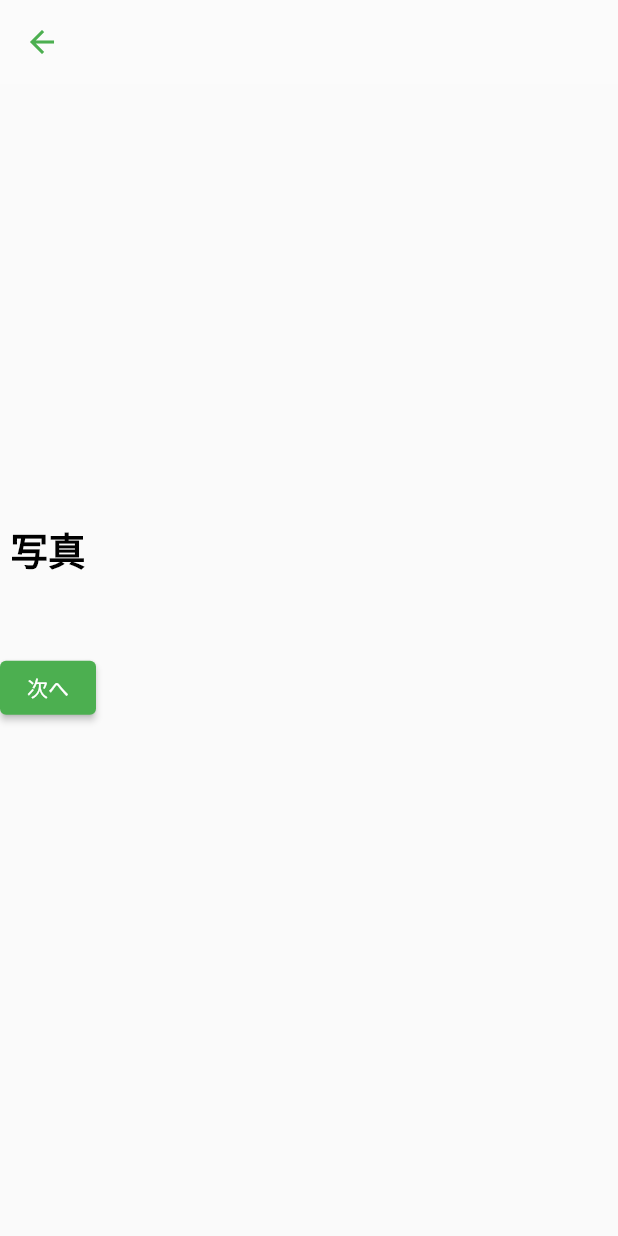
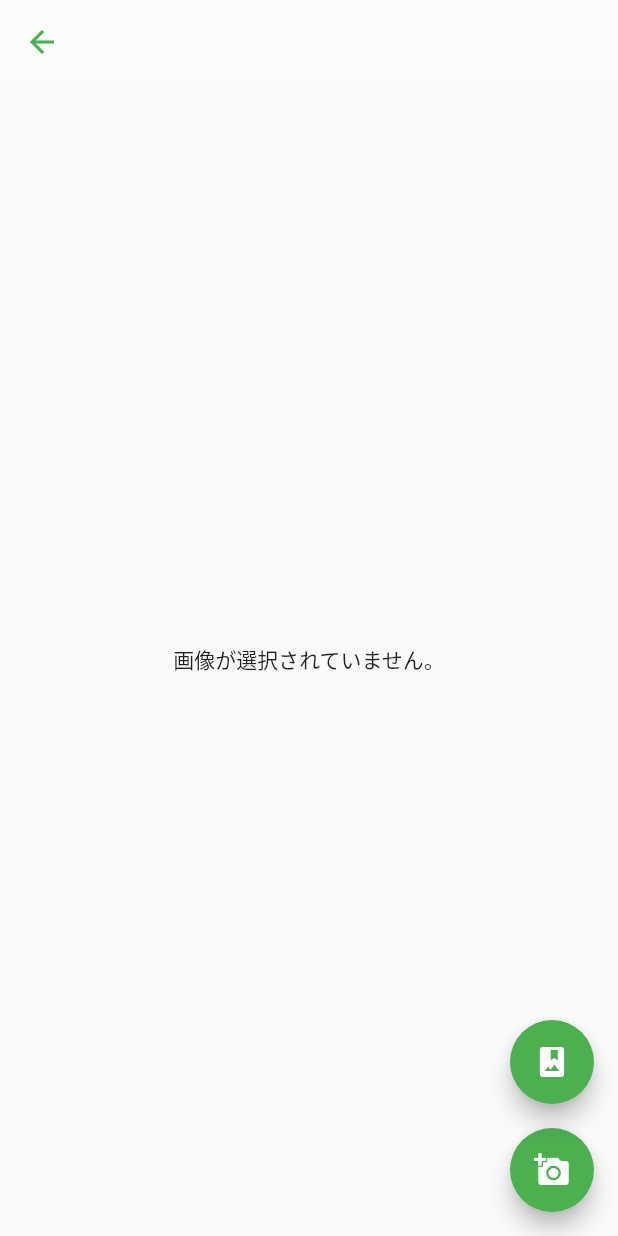
Before and after one commit to Sounn/garden_app, a Flutter app: the _ImageUploadPage screen opened directly, on a phone screen of 412 x 824 dp. Run offline on Flutter 3.47's test engine with Material 2 defaults, Android fonts, the phone set to English and light mode, and no system bars; our stand-ins replace cloud_firestore, firebase_auth, firebase_core, firebase_storage, image_picker; accounts and stored records are empty.

Commit message:
add garden_new image , fix info.plist

```diff
--- a/lib/gardens/garden_new_page.dart
+++ b/lib/gardens/garden_new_page.dart
@@ -1,6 +1,8 @@
+import 'dart:io';
 import 'package:flutter/material.dart';
 import 'package:cloud_firestore/cloud_firestore.dart';
 import 'package:firebase_storage/firebase_storage.dart';
+import 'package:image_picker/image_picker.dart';
 
 class GardenNewPage extends StatefulWidget {
   @override
@@ -71,6 +73,33 @@ class _ImageUploadPage extends StatefulWidget{
 }
 
 class __ImageUploadPageState extends State<_ImageUploadPage> {
+  File _image;
+  final picker = ImagePicker();
+
+  Future chooseImage() async {
+    final pickedFile = await picker.getImage(source: ImageSource.gallery);
+
+    setState(() {
+      if (pickedFile != null) {
+        _image = File(pickedFile.path);
+      } else {
+        print('No image selected.');
+      }
+    });
+  }
+
+  Future getImage() async {
+    final pickedFile = await picker.getImage(source: ImageSource.camera);
+
+    setState(() {
+      if (pickedFile != null) {
+        _image = File(pickedFile.path);
+      } else {
+        print('No image selected.');
+      }
+    });
+  }
+
   @override
   Widget build(BuildContext context){
     return Scaffold(
@@ -81,32 +110,60 @@ class __ImageUploadPageState extends State<_ImageUploadPage> {
               color: Colors.green,//change your color here
           ),
         ),
-        body:Container(
-          child:Column(
-            mainAxisAlignment: MainAxisAlignment.center,
-            // mainAxisSize: MainAxisSize.min,
-            children: <Widget>[
-              Container(
-                child: Text("写真",
-                      style: TextStyle(
-                        fontWeight: FontWeight.bold,
-                        fontSize: 25,
-                        color: Colors.black,
-                        ),
-                      )
-              ),
-              Padding(
-                  padding: const EdgeInsets.symmetric(vertical: 50.0),
-                  child: ElevatedButton(
-                    child: Text('次へ'),
-                    onPressed: () async {
-                      Navigator.of(context).push(MaterialPageRoute(builder: (BuildContext context) => _ImageUploadPage()));
-                    },
+        body:Center(
+              child: _image == null
+                  ? Text('画像が選択されていません。')
+                  : Image.file(_image),
+            ),
+            floatingActionButton: Column(
+              verticalDirection: VerticalDirection.up, // childrenの先頭を下に配置
+              mainAxisSize: MainAxisSize.min,
+              children: <Widget>[
+                FloatingActionButton(
+                  heroTag: "hero1",
+                  onPressed: getImage,
+                  tooltip: 'Pick Image',
+                  child: Icon(Icons.add_a_photo)
+                  // backgroundColor: Colors.redAccent,
+                ),
+                Container( // 余白のためContainerでラップ
+                  margin: EdgeInsets.only(bottom: 16.0),
+                  child: FloatingActionButton(
+                    heroTag: "hero2",
+                    onPressed: chooseImage,
+                    tooltip: 'Pick Image',
+                    child: Icon(Icons.photo_album),
+                    // backgroundColor: Colors.amberAccent,
                   ),
                 ),
-            ],
-          ),
-        )
+              ],
+            )
     );
   }
 }
+// Container(
+//           child:Column(
+//             mainAxisAlignment: MainAxisAlignment.center,
+//             // mainAxisSize: MainAxisSize.min,
+//             children: <Widget>[
+//               Container(
+//                 child: Text("写真",
+//                       style: TextStyle(
+//                         fontWeight: FontWeight.bold,
+//                         fontSize: 25,
+//                         color: Colors.black,
+//                         ),
+//                       )
+//               ),
+//               Padding(
+//                   padding: const EdgeInsets.symmetric(vertical: 50.0),
+//                   child: ElevatedButton(
+//                     child: Text('次へ'),
+//                     onPressed: () async {
+//                       Navigator.of(context).push(MaterialPageRoute(builder: (BuildContext context) => _ImageUploadPage()));
+//                     },
+//                   ),
+//                 ),
+//             ],
+//           ),
+//         )
```
Also changed, not shown: 1 other file.
